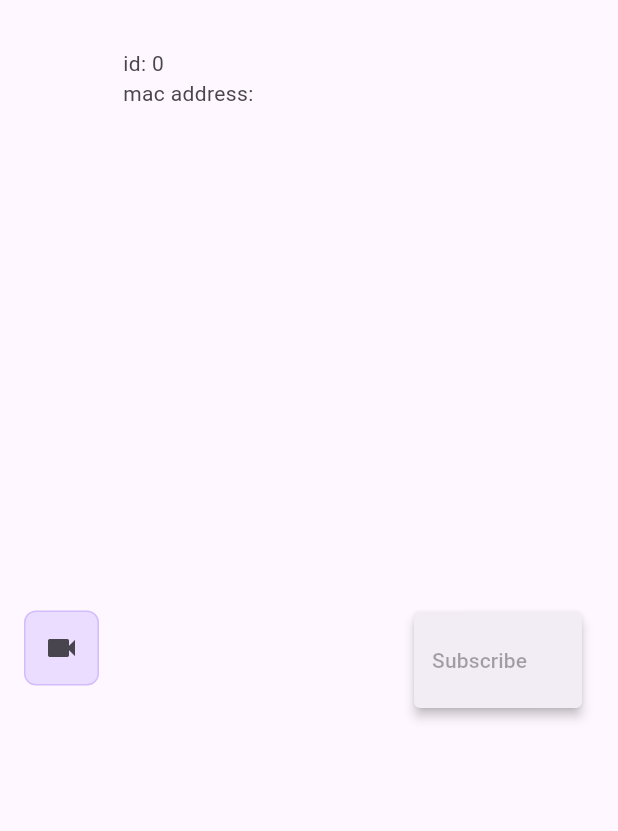
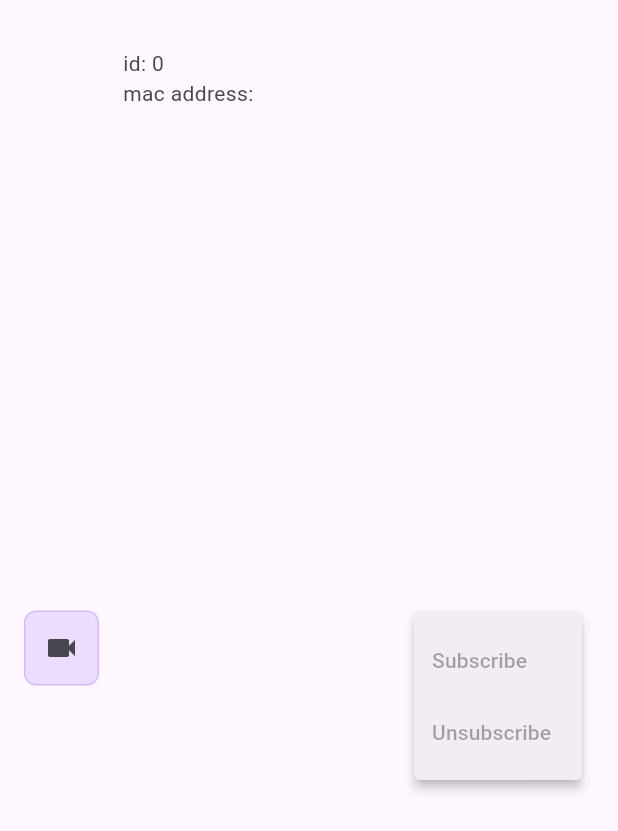
Before and after one commit to abdmoh123/pi-security-camera, a Flutter app: the CameraTile widget shown alone on an empty page, opened directly with empty values, after a tap on the "more vert" icon, on a phone screen of 412 x 824 dp. Shown: the top 831 px of the screen. Run offline on Flutter 3.47's test engine with Material 3 defaults, Android fonts, the phone set to English and light mode, and no system bars; our stand-ins replace flutter_secure_storage, package_info_plus, shared_preferences, web; missing offline and left inert: background_downloader; accounts and stored records are empty.

Commit message:
feat(client): add ability to unsubscribe from a camera

```diff
--- a/client/lib/repositories/api/generic/camera_repository.dart
+++ b/client/lib/repositories/api/generic/camera_repository.dart
@@ -24,4 +24,9 @@ abstract interface class CameraRepository {
     int userId,
     int cameraId,
   );
+
+  Future<CameraSubscriptionResponse> unsubscribeFromCamera(
+    int userId,
+    int cameraId,
+  );
 }
--- a/client/lib/widgets/camera_tile.dart
+++ b/client/lib/widgets/camera_tile.dart
@@ -1,18 +1,21 @@
 import 'package:flutter/material.dart';
 import 'package:pisec_client/models/api/responses/camera_response.dart';
 
-enum _CameraTileActions { subscribe }
+enum _CameraTileActions { subscribe, unsubscribe }
 
 class CameraTile extends StatelessWidget {
-  final Future<void> Function(int cameraID)? _subscribeToCamera;
+  final Future<void> Function(CameraResponse camera)? _subscribeToCamera;
+  final Future<void> Function(CameraResponse camera)? _unsubscribeFromCamera;
 
   final CameraResponse camera;
 
   const CameraTile({
     super.key,
     required this.camera,
-    Future<void> Function(int cameraID)? subscribeToCamera,
-  }) : _subscribeToCamera = subscribeToCamera;
+    Future<void> Function(CameraResponse camera)? subscribeToCamera,
+    Future<void> Function(CameraResponse camera)? unSubscribeToCamera,
+  }) : _subscribeToCamera = subscribeToCamera,
+       _unsubscribeFromCamera = unSubscribeToCamera;
 
   @override
   Widget build(BuildContext context) {
@@ -48,7 +51,9 @@ class CameraTile extends StatelessWidget {
         onSelected: (value) {
           switch (value) {
             case _CameraTileActions.subscribe:
-              _subscribeToCamera!(camera.id);
+              _subscribeToCamera!(camera);
+            case _CameraTileActions.unsubscribe:
+              _unsubscribeFromCamera!(camera);
           }
         },
         itemBuilder: (context) => [
@@ -57,6 +62,11 @@ class CameraTile extends StatelessWidget {
             value: _CameraTileActions.subscribe,
             child: Text("Subscribe"),
           ),
+          PopupMenuItem(
+            enabled: _unsubscribeFromCamera != null,
+            value: _CameraTileActions.unsubscribe,
+            child: Text("Unsubscribe"),
+          ),
         ],
       ),
     );
```
Also changed, not shown: client/lib/repositories/api/http/http_camera_repository.dart (+20 -0 lines), client/lib/screens/cameras_page.dart (+95 -4 lines).
